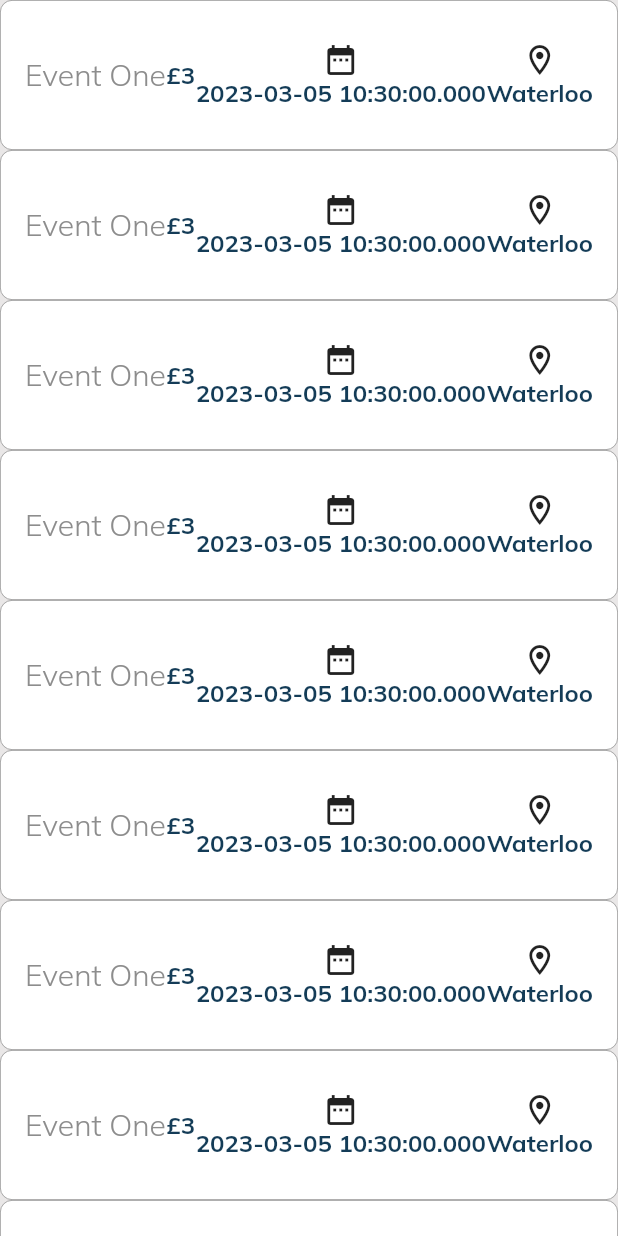
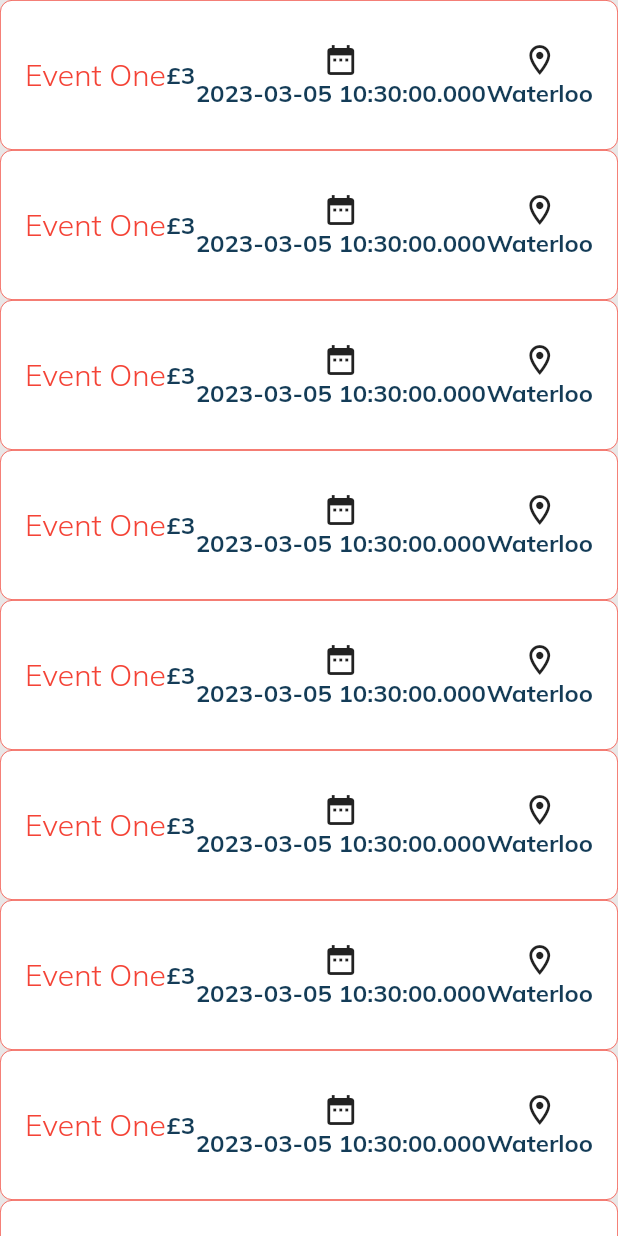
Before and after one commit to NDimish/HelioLunares, a Flutter app: the SocietyEventCards screen opened directly, on a phone screen of 412 x 824 dp. Run offline on Flutter 3.47's test engine with Material 2 defaults, Android fonts, the phone set to English and light mode, and no system bars; our stand-ins replace currency_text_input_formatter, get, google_fonts; missing offline and left inert: dart:html; network calls fail; project files that could hold a hidden picture were left out.

Commit message:
Add shared theme colours

```diff
--- a/frontend/lib/constants/style.dart
+++ b/frontend/lib/constants/style.dart
@@ -4,8 +4,18 @@ import 'package:flutter/material.dart';
 //FF specifies 100% opacity
 class MyColours {
   static const light = Color(0XFFBAADC1);
-  static const lightGrey = Color.fromARGB(255, 141, 141, 141);
+  static const lightGrey = Colors.red; //Color.fromARGB(255, 141, 141, 141);
   static const veryLightGrey = Color.fromARGB(255, 233, 231, 231);
   static const active = Color.fromARGB(255, 75, 76, 123);
   static const dark = Color(0xFF143c57);
+  static const textColourLight = Color(0xFFFFFFFF);
+  static const textColourDark = Color.fromRGBO(97, 97, 97, 1.0);
+  static const navbarColour = Color.fromRGBO(112, 88, 124, 1.0);
+  static const navButtonColour = Color.fromRGBO(200, 184, 219, 1.0);
+  static const navButtonHoverColour = Color.fromRGBO(230, 214, 249, 1.0);
+  static const backgroundColour = Color.fromRGBO(244, 231, 250, 1.0);
+  static const panelBackgroundColour = Color.fromRGBO(210, 194, 229, 1.0);
+  static const subpanelBackgroundColour = Color.fromRGBO(244, 231, 250, 1.0);
+  static const elementButtonColour = Color.fromRGBO(210, 194, 229, 1.0);
+  static const elementButtonHoverColour = Color.fromRGBO(185, 169, 204, 1.0);
 }
```
